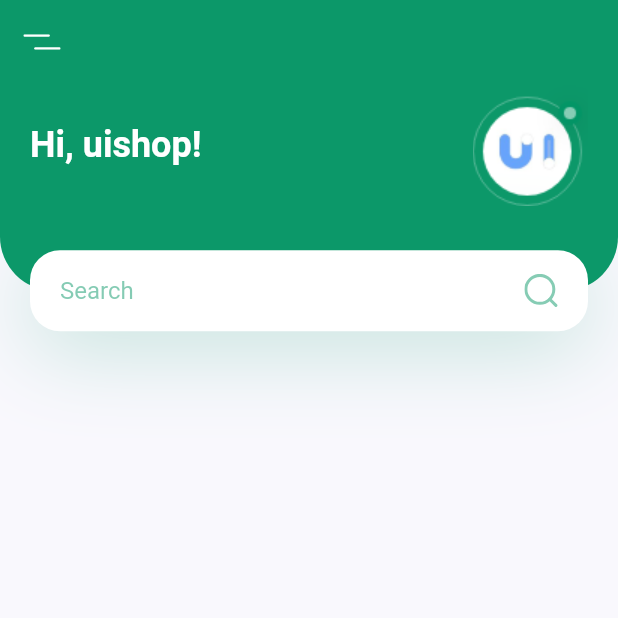
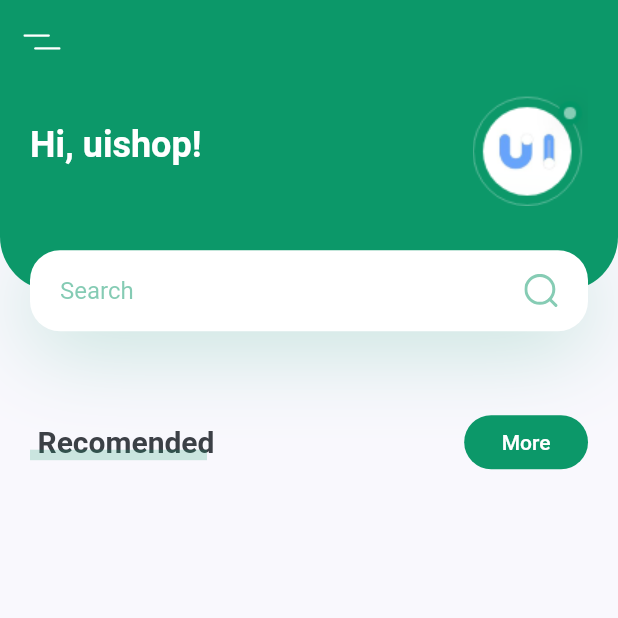
Before and after one commit to lauro-silva44/plant_app, a Flutter app: the screen it shows after launch, on a phone screen of 412 x 824 dp, the top half of it. Run offline on Flutter 3.47's test engine with Material 2 defaults, Android fonts, the phone set to English and light mode, and no system bars; our stand-ins replace flutter_svg.

Commit message:
class TitleWithMoreBtn extends StatelessWidget {

```diff
--- a/lib/screens/components/body.dart
+++ b/lib/screens/components/body.dart
@@ -1,5 +1,9 @@
+import 'dart:io';
+
 import 'package:flutter/cupertino.dart';
 import 'package:flutter/material.dart';
+import 'package:plant_app/constants.dart';
+import 'package:plant_app/screens/components/titleWithMoreBtn.dart';
 
 import 'header_with_searchbox.dart';
 
@@ -14,6 +18,10 @@ class Body extends StatelessWidget {
       child: Column(
         children: <Widget>[
           HeaderWithSearchBox(size: size),
+          TitleWithMoreBtn(
+            title: 'Recomended',
+            press: () {},
+          )
         ],
       ),
     );
--- /dev/null
+++ b/lib/screens/components/titleWithMoreBtn.dart
@@ -0,0 +1,76 @@
+import 'package:flutter/cupertino.dart';
+import 'package:flutter/material.dart';
+import 'package:plant_app/constants.dart';
+
+class TitleWithMoreBtn extends StatelessWidget {
+  const TitleWithMoreBtn({
+    Key? key,
+    required this.title,
+    required this.press,
+  }) : super(key: key);
+  final String title;
+  final void Function()? press;
+
+  @override
+  Widget build(BuildContext context) {
+    return Padding(
+      padding: const EdgeInsets.symmetric(horizontal: kDefaultPadding),
+      child: Row(
+        children: [
+          TitleWithCustomUnderline(
+            text: title,
+          ),
+          const Spacer(),
+          TextButton(
+            onPressed: press,
+            style: TextButton.styleFrom(
+                backgroundColor: kPrimaryColor,
+                padding: const EdgeInsets.symmetric(horizontal: 25),
+                shape: const RoundedRectangleBorder(
+                    borderRadius: BorderRadius.all(Radius.circular(20)))),
+            child: const Text(
+              'More',
+              style: TextStyle(color: Colors.white),
+            ),
+          )
+        ],
+      ),
+    );
+  }
+}
+
+class TitleWithCustomUnderline extends StatelessWidget {
+  final String text;
+  const TitleWithCustomUnderline({Key? key, required this.text})
+      : super(key: key);
+
+  @override
+  Widget build(BuildContext context) {
+    return SizedBox(
+      height: 24,
+      child: Stack(
+        children: [
+          Padding(
+            padding: const EdgeInsets.only(left: kDefaultPadding / 4),
+            child: Text(
+              text,
+              style: const TextStyle(
+                fontSize: 20,
+                fontWeight: FontWeight.bold,
+              ),
+            ),
+          ),
+          Positioned(
+              bottom: 0,
+              left: 0,
+              right: 0,
+              child: Container(
+                color: kPrimaryColor.withOpacity(0.2),
+                height: 7,
+                margin: const EdgeInsets.only(right: kDefaultPadding / 4),
+              ))
+        ],
+      ),
+    );
+  }
+}
```
